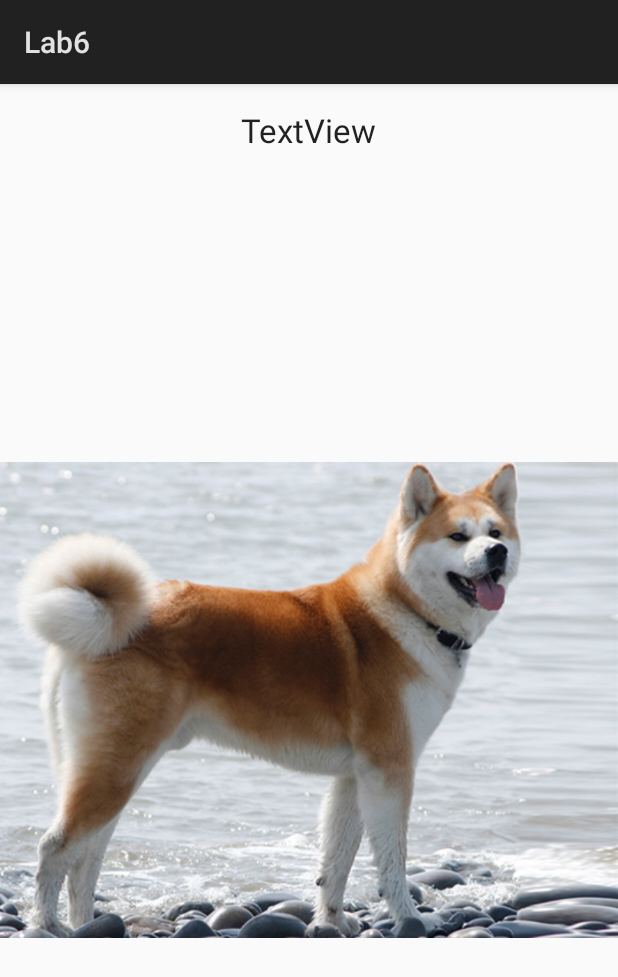
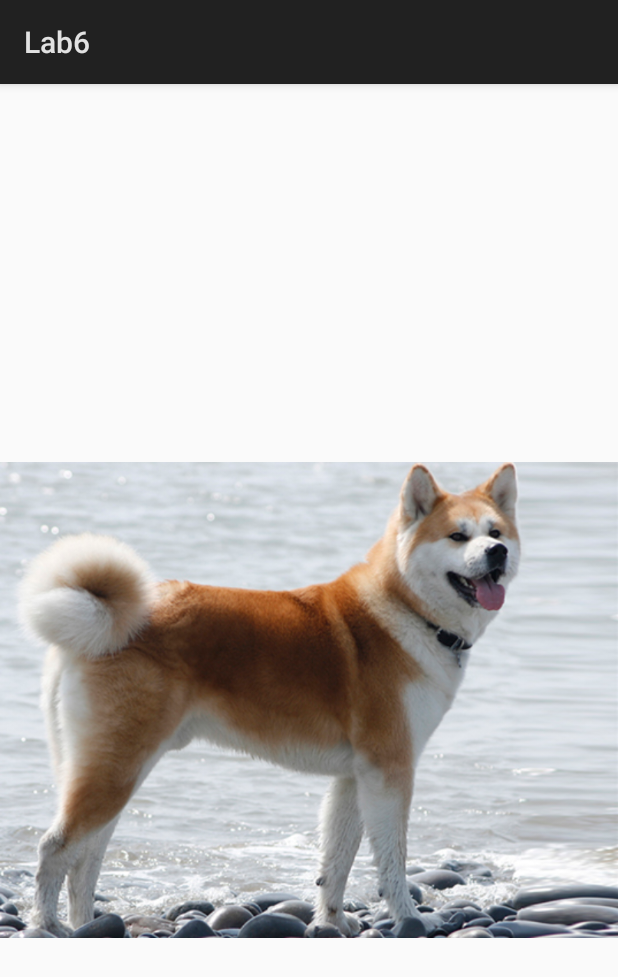
Before and after one commit to Kshioshita/KaylinShioshita_MAD, an Android app: the layout activity_breed.xml on its own in the app's theme, with its tools: preview values and no code run, on a phone screen of 412 x 824 dp. Shown: the top 977 px of the screen. Run offline under Robolectric (Android 15) with nearby library versions, the phone set to English and light mode, and no system bars.

Commit message:
update lab6

```diff
--- a/Lab6/app/src/main/res/layout/activity_breed.xml
+++ b/Lab6/app/src/main/res/layout/activity_breed.xml
@@ -12,7 +12,6 @@
         android:layout_height="wrap_content"
         android:layout_marginTop="16dp"
         android:contentDescription="@string/dogimage"
-        android:text="TextView"
         android:textAppearance="@android:style/TextAppearance.Material.Large"
         app:layout_constraintLeft_toLeftOf="parent"
         app:layout_constraintRight_toRightOf="parent"
@@ -23,6 +22,7 @@
         android:layout_width="0dp"
         android:layout_height="0dp"
         android:layout_marginTop="8dp"
+        android:contentDescription="@string/dogimage"
         android:src="@drawable/akita"
         app:layout_constraintBottom_toBottomOf="parent"
         app:layout_constraintDimensionRatio="1:1"
```
